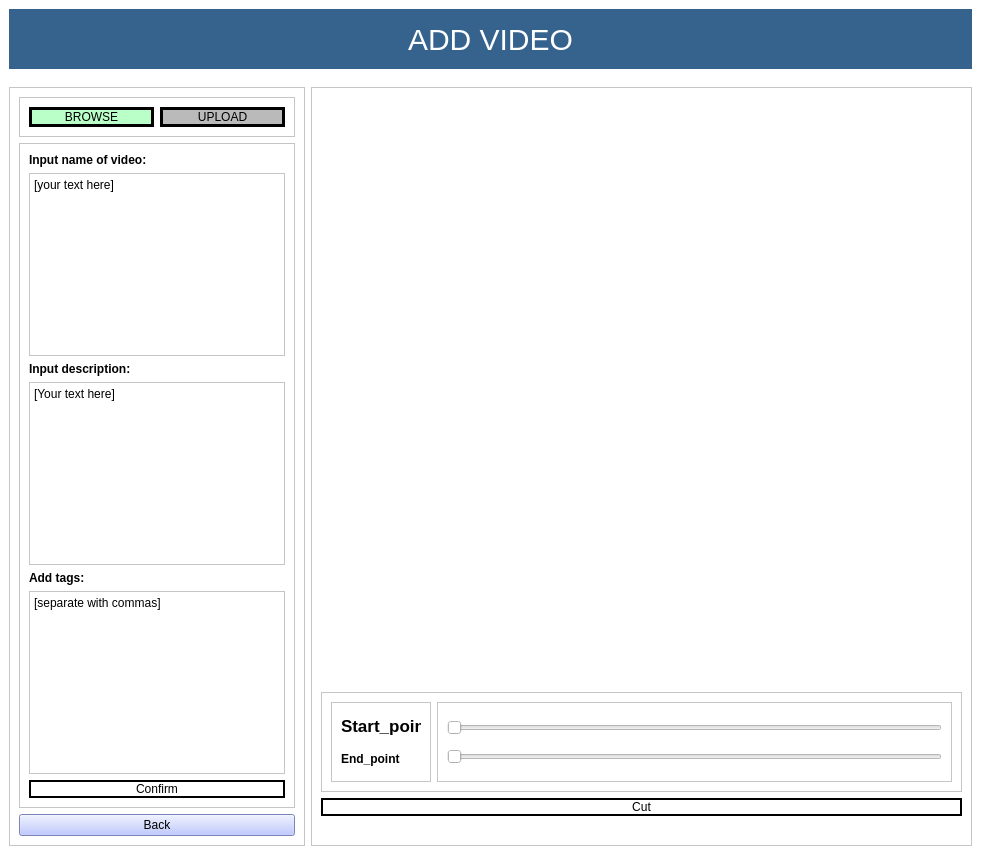
First picture: the form in copyclare/ui/video_addition.ui, repository MotionInput/Team14-CopyClare, before the edit.
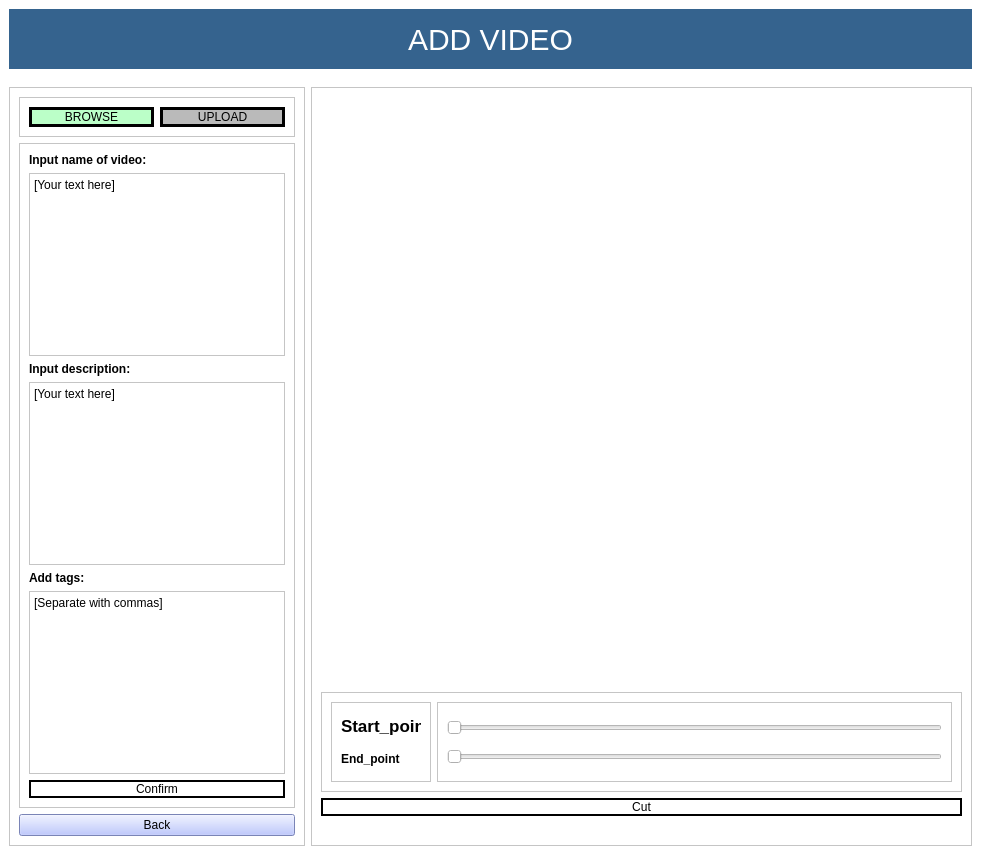
Second picture: the form after the edit.

Commit message: progress chart now updates after each exercise attempt; label edits; website  req edits

What changed in the file:
```diff
--- a/copyclare/ui/video_addition.ui
+++ b/copyclare/ui/video_addition.ui
@@ -285,7 +285,7 @@
 &lt;html&gt;&lt;head&gt;&lt;meta name=&quot;qrichtext&quot; content=&quot;1&quot; /&gt;&lt;style type=&quot;text/css&quot;&gt;
 p, li { white-space: pre-wrap; }
 &lt;/style&gt;&lt;/head&gt;&lt;body style=&quot; font-family:'.AppleSystemUIFont'; font-size:13pt; font-weight:400; font-style:normal;&quot;&gt;
-&lt;p style=&quot; margin-top:0px; margin-bottom:0px; margin-left:0px; margin-right:0px; -qt-block-indent:0; text-indent:0px;&quot;&gt;&lt;span style=&quot; font-family:'SimSun'; font-size:9pt;&quot;&gt;[your text here]&lt;/span&gt;&lt;/p&gt;&lt;/body&gt;&lt;/html&gt;</string>
+&lt;p style=&quot; margin-top:0px; margin-bottom:0px; margin-left:0px; margin-right:0px; -qt-block-indent:0; text-indent:0px;&quot;&gt;&lt;span style=&quot; font-family:'SimSun'; font-size:9pt;&quot;&gt;[Your text here]&lt;/span&gt;&lt;/p&gt;&lt;/body&gt;&lt;/html&gt;</string>
                  </property>
                 </widget>
                </item>
@@ -345,7 +345,7 @@
 &lt;html&gt;&lt;head&gt;&lt;meta name=&quot;qrichtext&quot; content=&quot;1&quot; /&gt;&lt;style type=&quot;text/css&quot;&gt;
 p, li { white-space: pre-wrap; }
 &lt;/style&gt;&lt;/head&gt;&lt;body style=&quot; font-family:'.AppleSystemUIFont'; font-size:13pt; font-weight:400; font-style:normal;&quot;&gt;
-&lt;p style=&quot; margin-top:0px; margin-bottom:0px; margin-left:0px; margin-right:0px; -qt-block-indent:0; text-indent:0px;&quot;&gt;&lt;span style=&quot; font-family:'SimSun'; font-size:9pt;&quot;&gt;[separate with commas]&lt;/span&gt;&lt;/p&gt;&lt;/body&gt;&lt;/html&gt;</string>
+&lt;p style=&quot; margin-top:0px; margin-bottom:0px; margin-left:0px; margin-right:0px; -qt-block-indent:0; text-indent:0px;&quot;&gt;&lt;span style=&quot; font-family:'SimSun'; font-size:9pt;&quot;&gt;[Separate with commas]&lt;/span&gt;&lt;/p&gt;&lt;/body&gt;&lt;/html&gt;</string>
                  </property>
                 </widget>
                </item>
```
The commit also changes 6 other files.
